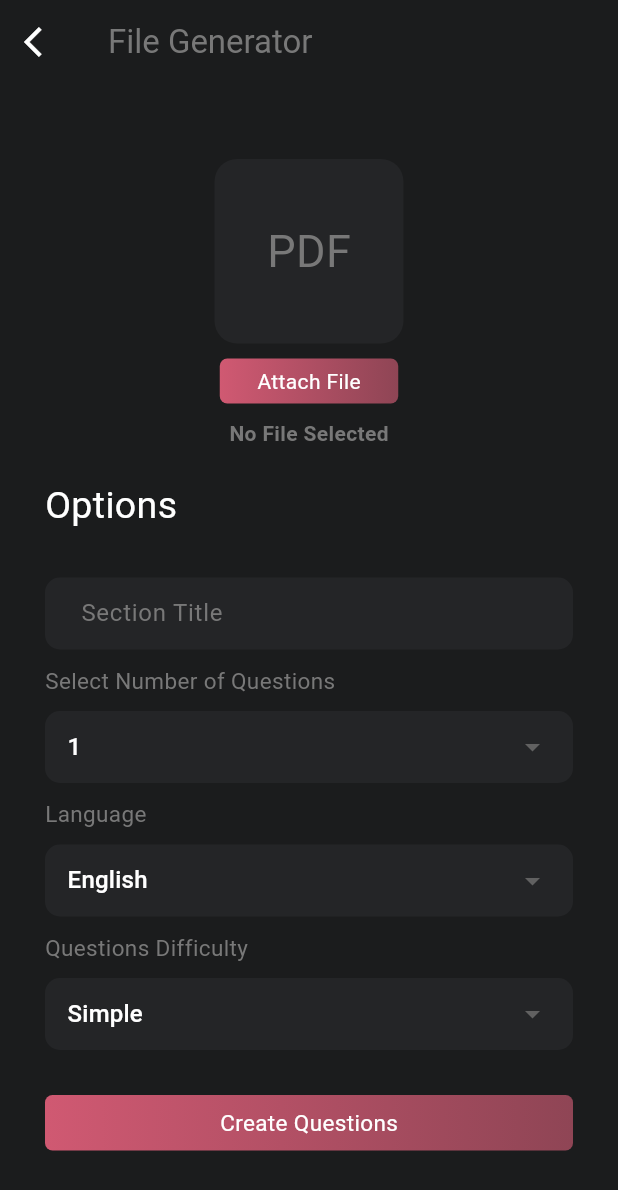
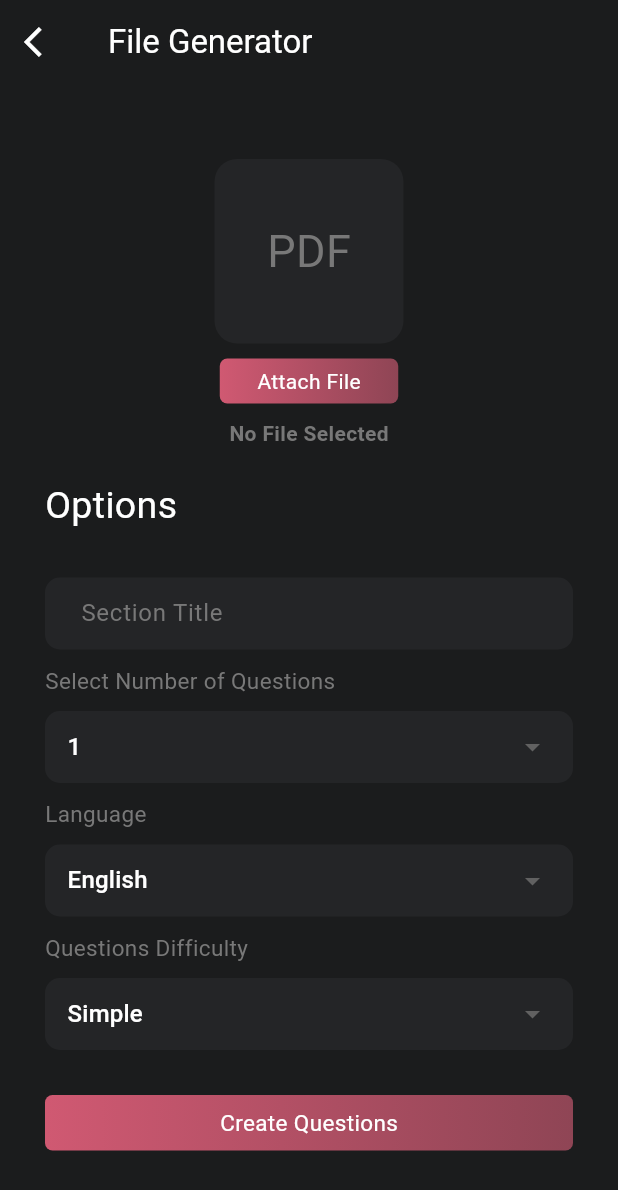
Before and after one commit to md7o/GenioCard, a Flutter app: the GenerateFilePage screen opened directly, on a phone screen of 412 x 824 dp. Shown: the top 1190 px of the screen. Run offline on Flutter 3.47's test engine with Material 3 defaults, Android fonts, the phone set to English and light mode, and no system bars; our stand-ins replace cloud_firestore, file_picker, firebase_auth, firebase_core, flutter_riverpod, hive and 2 more; missing offline and left inert: flutter_flip_card; accounts and stored records are empty.

Commit message:
add some edits on text themes

```diff
--- a/frontend/lib/pages/generate_file_widget/GenerateFilePage.dart
+++ b/frontend/lib/pages/generate_file_widget/GenerateFilePage.dart
@@ -128,7 +128,7 @@ class _GenerateFilePageState extends ConsumerState<GenerateFilePage> {
         });
       }
 
-      await Future.delayed(const Duration(seconds: 3));
+      await Future.delayed(const Duration(seconds: 2));
       if (mounted && loadingDone) {
         Navigator.pushReplacement(
           context,
@@ -143,7 +143,7 @@ class _GenerateFilePageState extends ConsumerState<GenerateFilePage> {
     return Scaffold(
       backgroundColor: ThemeHelper.getBackgroundColor(context),
       appBar: AppBar(
-        backgroundColor: Colors.transparent,
+        backgroundColor: isLoading || loadingDone ? Colors.black54 : Colors.transparent,
         leading: IconButton(
           icon: Icon(
             Icons.arrow_back_ios,
@@ -156,7 +156,7 @@ class _GenerateFilePageState extends ConsumerState<GenerateFilePage> {
         title: Text(
           'File Generator',
           style: TextStyle(
-            color: ThemeHelper.getSecondaryTextColor(context),
+            color: ThemeHelper.getTextColor(context),
           ),
         ),
       ),
@@ -343,18 +343,15 @@ class _GenerateFilePageState extends ConsumerState<GenerateFilePage> {
                   Center(
                     child: isLoading
                         ? LoadingAnimationWidget.staggeredDotsWave(
-                            color: ThemeHelper.getTextColor(context), // Red when loading, green when done
+                            color: Colors.white, // Red when loading, green when done
                             size: 50,
                           )
-                        : AnimatedCheck(),
+                        : const AnimatedCheck(),
                   ),
                   const SizedBox(height: 15),
                   Text(
-                    isLoading ? "Generating" : "Generating is complete",
-                    style: TextStyle(
-                      fontSize: 18,
-                      color: ThemeHelper.getTextColor(context),
-                    ),
+                    isLoading ? "Generating" : "Generating complete",
+                    style: const TextStyle(fontSize: 18, color: Colors.white, fontWeight: FontWeight.bold),
                   )
                 ],
               ),
--- a/frontend/lib/pages/generate_file_widget/generate_file_widgets/CustomDropdown.dart
+++ b/frontend/lib/pages/generate_file_widget/generate_file_widgets/CustomDropdown.dart
@@ -54,8 +54,19 @@ class _CustomDropdownState<T> extends State<CustomDropdown<T>> {
             padding: const EdgeInsets.symmetric(horizontal: 15),
             child: DropdownButtonHideUnderline(
               child: DropdownButton<T>(
+                focusColor: ThemeHelper.getTextColor(context),
                 value: selectedValue,
-                items: widget.items,
+                items: widget.items.map((item) {
+                  return DropdownMenuItem<T>(
+                    value: item.value,
+                    child: Text(
+                      item.value.toString(),
+                      style: TextStyle(
+                        color: ThemeHelper.getTextColor(context),
+                      ),
+                    ),
+                  );
+                }).toList(),
                 onChanged: (value) {
                   if (value != null) {
                     setState(() {
--- a/frontend/lib/theme/CustomColors.dart
+++ b/frontend/lib/theme/CustomColors.dart
@@ -2,12 +2,13 @@ import 'package:flutter/material.dart';
 
 class AppColors {
   // Light Mode Colors
-  static const Color lightBackgroundColor = Color(0xFFF3F3F3);
+  static const Color lightBackgroundColor = Color(0xFFF4F4F4);
   static const Color lightCardColor = Color(0xFFDEDEDE);
-  static const Color lightSquareCardColor = Color(0xFF9A9A9A);
+  static const Color lightSquareCardColor = Color(0xFFBBBBBB);
   static const Color lightTextColor = Color(0xFF2D2D2D);
-  static const Color lightSecondaryTextColor = Color(0xFF787878);
-  static const Color lightFloatButtonColor = Color.fromARGB(255, 145, 145, 145);
+  static const Color lightSecondaryTextColor = Color(0xFF565656);
+  static const Color lightFloatButtonColor = Color(0xFF919191);
+  static const Color lightAnswerColor = Color.fromARGB(255, 14, 44, 91);
 
   // Dark Mode Colors
   static const Color darkBackgroundColor = Color(0xFF1B1C1D);
@@ -15,5 +16,6 @@ class AppColors {
   static const Color darkSquareCardColor = Color(0xFF1B1C1D);
   static const Color darkTextColor = Color(0xFFFFFFFF);
   static const Color darkSecondaryTextColor = Color(0xFF787878);
-  static const Color DarkFloatButtonColor = Color(0xFF474747);
+  static const Color darkFloatButtonColor = Color(0xFF474747);
+  static const Color darkAnswerColor = Color(0xFFC1D5FB);
 }
--- a/frontend/lib/theme/RightCheck.dart
+++ b/frontend/lib/theme/RightCheck.dart
@@ -45,8 +45,8 @@ class _AnimatedCheckState extends State<AnimatedCheck> with TickerProviderStateM
 
   @override
   Widget build(BuildContext context) {
-    double circleSize = 100;
-    double iconSize = 68;
+    double circleSize = 80;
+    double iconSize = 48;
 
     return AnimatedBuilder(
       animation: Listenable.merge([scaleController, checkController]),
--- a/frontend/lib/theme/ThemeHelper.dart
+++ b/frontend/lib/theme/ThemeHelper.dart
@@ -23,6 +23,10 @@ class ThemeHelper {
   }
 
   static Color getFloatButtonColor(BuildContext context) {
-    return Theme.of(context).brightness == Brightness.dark ? AppColors.lightFloatButtonColor : AppColors.DarkFloatButtonColor;
+    return Theme.of(context).brightness == Brightness.dark ? AppColors.lightFloatButtonColor : AppColors.darkFloatButtonColor;
+  }
+
+  static Color getAnswerColor(BuildContext context) {
+    return Theme.of(context).brightness == Brightness.dark ? AppColors.lightAnswerColor : AppColors.darkAnswerColor;
   }
 }
```
Also changed, not shown: frontend/lib/pages/questions/Questions_page.dart (+11 -7 lines).
